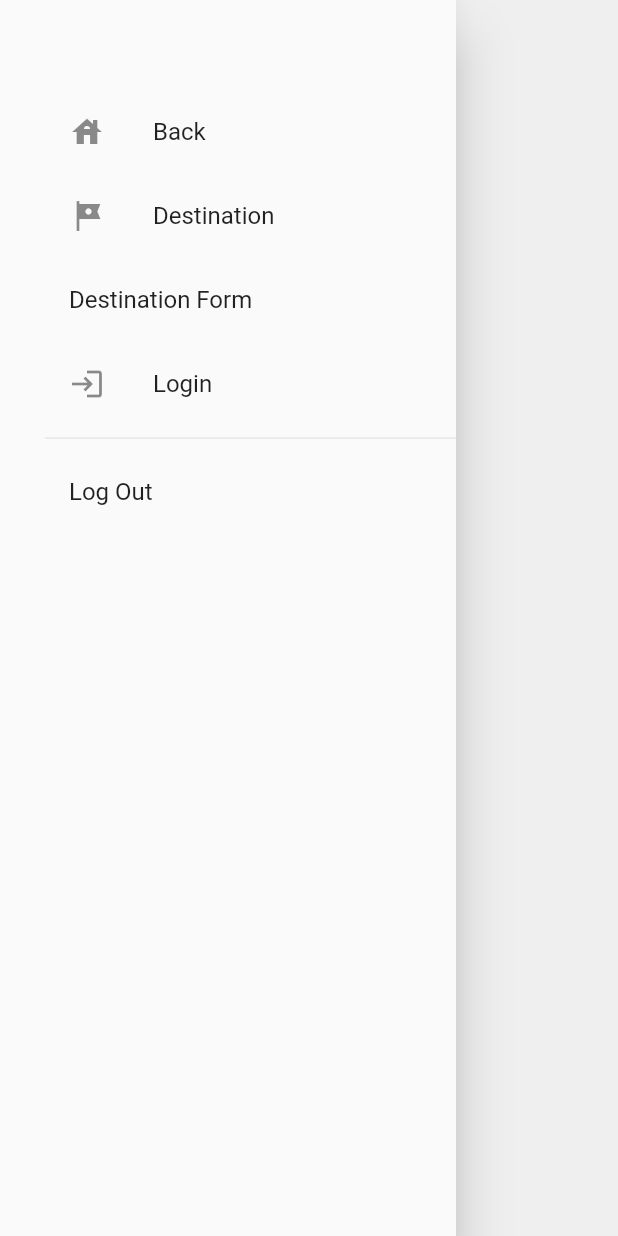
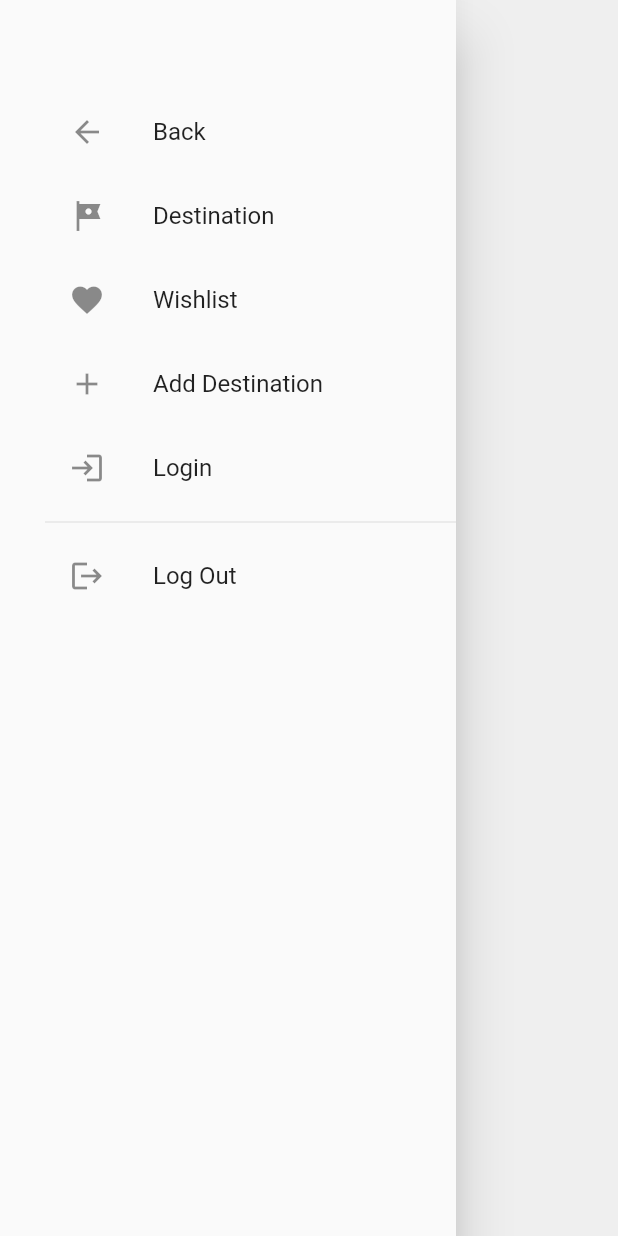
Before and after one commit to eugeniusms/wisata-nusantara-mobile, a Flutter app: what buildDestinasiDrawer() shows on an empty page, opened directly, on a phone screen of 412 x 824 dp. Run offline on Flutter 3.47's test engine with Material 2 defaults, Android fonts, the phone set to English and light mode, and no system bars; missing offline and left inert: pbp_django_auth; network calls fail.

Commit message:
🔧 Routing and Add WishlistPage Blueprints

```diff
--- a/lib/apps/daftar_destinasi/components/DestinasiDrawer.dart
+++ b/lib/apps/daftar_destinasi/components/DestinasiDrawer.dart
@@ -2,6 +2,7 @@ import 'package:flutter/material.dart';
 import 'package:wisata_nusantara_mobile/apps/authentication/Authentication.dart';
 import 'package:wisata_nusantara_mobile/apps/authentication/pages/LoginPage.dart';
 import 'package:wisata_nusantara_mobile/apps/daftar_destinasi/pages/DaftarDestinasi.dart';
+import 'package:wisata_nusantara_mobile/apps/daftar_destinasi/pages/Wishlist.dart';
 import 'package:wisata_nusantara_mobile/apps/daftar_destinasi/pages/DestinasiForm.dart';
 import 'package:wisata_nusantara_mobile/apps/dashboard/Dashboard.dart';
 import 'package:pbp_django_auth/pbp_django_auth.dart';
@@ -17,7 +18,7 @@ Drawer buildDestinasiDrawer(BuildContext context) {
       children: [
         ListTile(
           title: const Text('Back'),
-          leading: const Icon(Icons.house),
+          leading: const Icon(Icons.arrow_back),
           onTap: () {
             // Route menu ke counter
             Navigator.pushReplacement(
@@ -41,7 +42,22 @@ Drawer buildDestinasiDrawer(BuildContext context) {
           },
         ),
         ListTile(
-          title: const Text('Destination Form'),
+          title: const Text('Wishlist'),
+          leading: const Icon(Icons.favorite),
+          onTap: () {
+            // Route menu ke counter
+            Navigator.pushReplacement(
+              context,
+              MaterialPageRoute(
+                  builder: (context) => WishlistPage(
+                        title: "Wishlist",
+                      )),
+            );
+          },
+        ),
+        ListTile(
+          title: const Text('Add Destination'),
+          leading: const Icon(Icons.add),
           // saat diklik maka Navigator akan mengarahkan ke halaman Form
           onTap: () {
             Navigator.pushReplacement(
@@ -68,6 +84,7 @@ Drawer buildDestinasiDrawer(BuildContext context) {
         const Divider(),
         ListTile(
           title: const Text('Log Out'),
+          leading: const Icon(Icons.logout),
           onTap: () async {
             final response = await request.logout(
                 "https://wisata-nusa.up.railway.app/auth-flutter/logout/");
--- a/lib/components/Drawer.dart
+++ b/lib/components/Drawer.dart
@@ -117,6 +117,7 @@ Drawer buildDrawer(BuildContext context) {
         const Divider(),
         ListTile(
           title: const Text('Log Out'),
+          leading: const Icon(Icons.logout),
           onTap: () async {
             final response = await request.logout(
                 "https://wisata-nusa.up.railway.app/auth-flutter/logout/");
```
Also changed, not shown: lib/apps/daftar_destinasi/pages/Wishlist.dart (added, +21 -0 lines).
